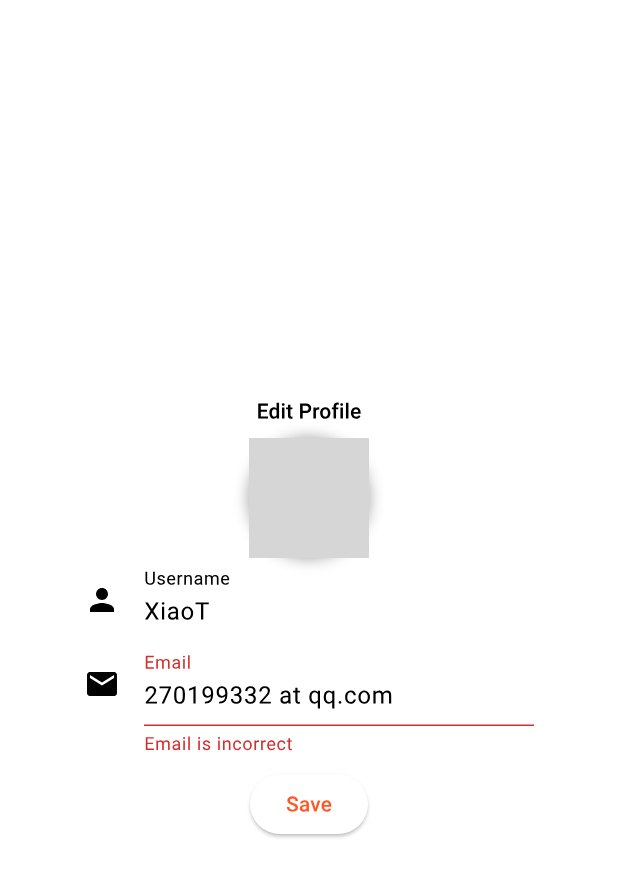
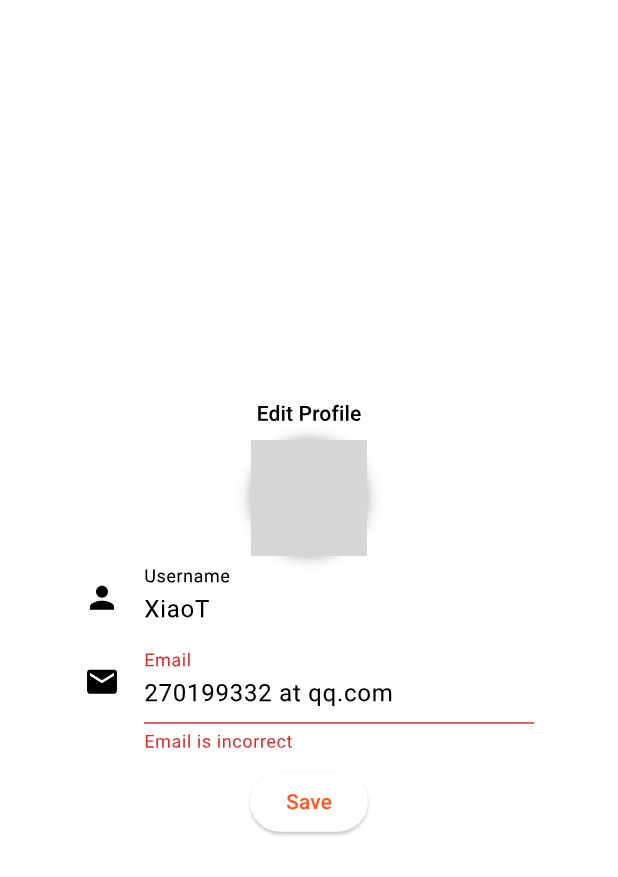
Before and after one commit to xiao-T/e_commerce_demo_of_flutter, a Flutter app: the EditForm widget shown alone on an empty page, opened directly, after a tap on "Save", on a phone screen of 412 x 824 dp. Shown: the top 877 px of the screen. Run offline on Flutter 3.47's test engine with Material 2 defaults, Android fonts, the phone set to English and light mode, and no system bars; our stand-ins replace carousel_slider, file_picker, go_router; network calls fail; grey boxes are pictures that could not be loaded.

Commit message:
feat: set response size

```diff
--- a/lib/pages/about/edit_form.dart
+++ b/lib/pages/about/edit_form.dart
@@ -79,8 +79,8 @@ class _EditFormState extends State<EditForm> {
                   },
                   child: Container(
                     padding: EdgeInsets.all(gap['m']!),
-                    width: 80.0,
-                    height: 80.0,
+                    width: setResponseSize(70.0),
+                    height: setResponseSize(70.0),
                     decoration: BoxDecoration(
                       borderRadius: BorderRadius.circular(80.0),
                       boxShadow: [
--- a/lib/pages/category/category.dart
+++ b/lib/pages/category/category.dart
@@ -1,5 +1,6 @@
 import 'package:e_mall_demo/pages/category/sub_level.dart';
 import 'package:e_mall_demo/pages/category/top_level.dart';
+import 'package:e_mall_demo/utils.dart';
 import 'package:flutter/material.dart';
 
 class CategoryPage extends StatefulWidget {
@@ -28,7 +29,7 @@ class _CategoryPageState extends State<CategoryPage> {
         crossAxisAlignment: CrossAxisAlignment.stretch,
         children: [
           SizedBox(
-            width: 120.0,
+            width: setResponseSize(105.0),
             child: TopLevel(
                 currentCountryName: _currentCountryName,
                 onCountryChange: (currentCountry) {
--- a/lib/pages/home/new_arrival.dart
+++ b/lib/pages/home/new_arrival.dart
@@ -48,7 +48,7 @@ class NewArrivalTab extends StatelessWidget {
             ],
           ),
           SizedBox(
-            height: 480.0,
+            height: setResponseSize(420.0),
             child: TabBarView(
               children: [
                 TabContent(),
--- a/lib/pages/home/top_sale.dart
+++ b/lib/pages/home/top_sale.dart
@@ -99,7 +99,7 @@ class ProductList extends StatelessWidget {
   Widget build(BuildContext context) {
     double itemWidth = MediaQuery.of(context).size.width / 3.5;
     return SizedBox(
-      height: 170.0,
+      height: setResponseSize(150.0),
       child: ListView(
         scrollDirection: Axis.horizontal,
         children: [
--- a/lib/pages/login/login.dart
+++ b/lib/pages/login/login.dart
@@ -115,7 +115,7 @@ class _LoginPageState extends State<LoginPage> {
                   height: gap['l']!,
                 ),
                 SizedBox(
-                  width: 200.0,
+                  width: setResponseSize(175.0),
                   child: ElevatedButton(
                     onPressed: _disabled
                         ? null
--- a/lib/pages/shopping/shopping_cart_item.dart
+++ b/lib/pages/shopping/shopping_cart_item.dart
@@ -76,7 +76,7 @@ class _ShoppingCartItemState extends State<ShoppingCartItem> {
             ),
           ),
           child: SizedBox(
-            height: 80.0,
+            height: setResponseSize(70.0),
             child: Row(
               crossAxisAlignment: CrossAxisAlignment.stretch,
               children: [
@@ -93,8 +93,8 @@ class _ShoppingCartItemState extends State<ShoppingCartItem> {
                   ),
                 ),
                 Image(
-                  width: 80.0,
-                  height: 80.0,
+                  width: setResponseSize(70.0),
+                  height: setResponseSize(70.0),
                   fit: BoxFit.cover,
                   image: NetworkImage(
                     _imageUrl,
--- a/lib/utils.dart
+++ b/lib/utils.dart
@@ -10,6 +10,14 @@ final Map<String, double> gap = <String, double>{
   'l': 16.0,
   'xl': 32.0
 };
+
+// response size
+double setResponseSize(double originalSize) {
+  const double baseSize = 375;
+  double screenWidth =
+      MediaQueryData.fromWindow(WidgetsBinding.instance.window).size.width;
+  return originalSize / baseSize * screenWidth;
+}
 
 String getRandomImageUrl() {
   final List assets = [
```
Also changed, not shown: lib/pages/about/about.dart (+6 -5 lines), lib/pages/about/header.dart (+7 -7 lines).
